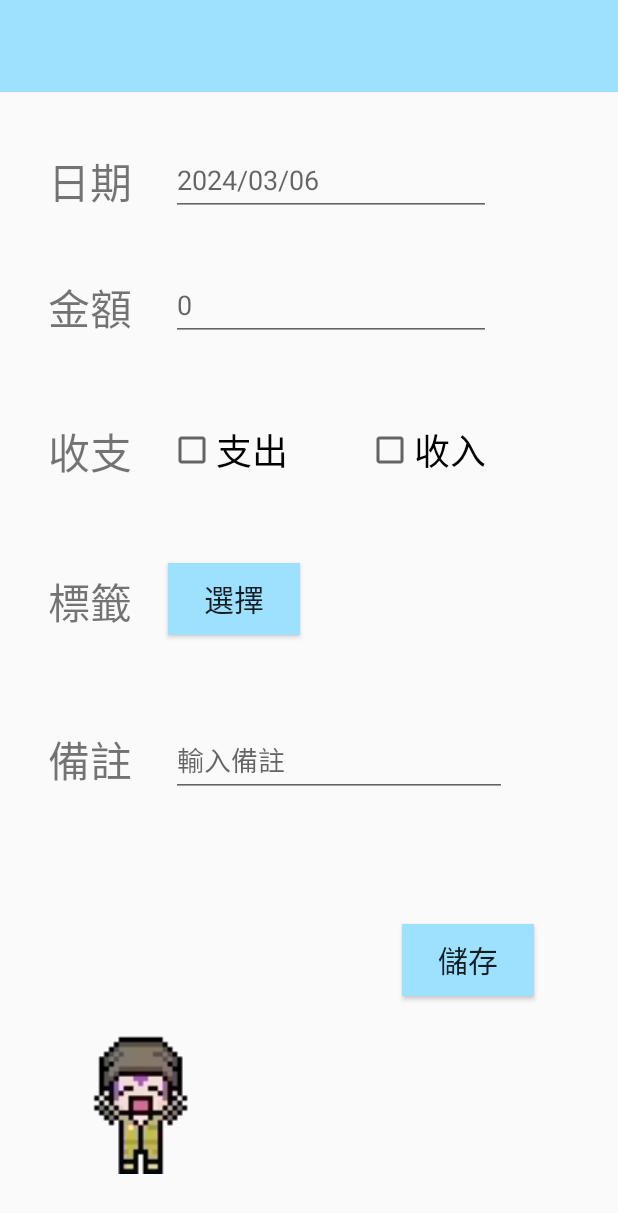
After one commit to yukiyuki333/SoudaAccountingBook, an Android app: the AddbillFragment screen opened through its navigation route, on a phone screen of 412 x 824 dp. The commit adds this screen. Shown: the top 1213 px of the screen. Run offline under Robolectric (Android 15) with nearby library versions, the phone set to English and light mode, and no system bars; our stand-ins replace navigation-ui.

Commit message:
Add setting&Addbill fragment

```diff
--- /dev/null
+++ b/app/src/main/java/com/example/accounting_app/AddbillFragment.java
@@ -0,0 +1,38 @@
+package com.example.accounting_app;
+
+import android.support.v4.app.Fragment;
+import android.os.Bundle;
+import android.support.annotation.NonNull;
+import android.support.v4.app.Fragment;
+import android.view.LayoutInflater;
+import android.view.View;
+import android.view.ViewGroup;
+
+import com.example.accounting_app.databinding.FragmentAddbillBinding;
+import com.example.accounting_app.databinding.FragmentThirdBinding;
+
+public class AddbillFragment extends Fragment {
+    private FragmentAddbillBinding binding;
+    @Override
+    public View onCreateView(
+            LayoutInflater inflater, ViewGroup container,
+            Bundle savedInstanceState
+    ) {
+
+        binding = FragmentAddbillBinding.inflate(inflater,container,false);
+        return binding.getRoot();
+
+    }
+
+    public void onViewCreated(@NonNull View view, Bundle savedInstanceState) {
+        super.onViewCreated(view, savedInstanceState);
+
+
+    }
+
+    @Override
+    public void onDestroyView() {
+        super.onDestroyView();
+        binding = null;
+    }
+}
--- a/app/src/main/java/com/example/accounting_app/FirstFragment.java
+++ b/app/src/main/java/com/example/accounting_app/FirstFragment.java
@@ -49,6 +49,24 @@ public class FirstFragment extends Fragment { //////////////////////
             }
         });
 
+        //按下 setting 切換介面
+        binding.setting.setOnClickListener(new View.OnClickListener() {
+            @Override
+            public void onClick(View view) {
+                NavHostFragment.findNavController(FirstFragment.this)
+                        .navigate(R.id.action_FirstFragment_to_SettingFragment);////////////////////////////////////
+            }
+        });
+
+        //按下 addbill 切換介面
+        binding.AddBill.setOnClickListener(new View.OnClickListener() {
+            @Override
+            public void onClick(View view) {
+                NavHostFragment.findNavController(FirstFragment.this)
+                        .navigate(R.id.action_FirstFragment_to_AddbillFragment);////////////////////////////////////
+            }
+        });
+
 
     }
 
--- /dev/null
+++ b/app/src/main/res/layout/fragment_addbill.xml
@@ -0,0 +1,180 @@
+<?xml version="1.0" encoding="utf-8"?>
+<android.support.constraint.ConstraintLayout xmlns:android="http://schemas.android.com/apk/res/android"
+    xmlns:app="http://schemas.android.com/apk/res-auto"
+    xmlns:tools="http://schemas.android.com/tools"
+    android:layout_width="match_parent"
+    android:layout_height="match_parent">
+
+    <View
+        android:id="@+id/addbillBack"
+        android:layout_width="wrap_content"
+        android:layout_height="wrap_content"
+        app:layout_constraintStart_toStartOf="parent"
+        app:layout_constraintTop_toTopOf="parent" />
+
+    <View
+        android:id="@+id/view5"
+        android:layout_width="413dp"
+        android:layout_height="61dp"
+        android:background="#9EE1FF"
+        app:layout_constraintEnd_toEndOf="parent"
+        app:layout_constraintStart_toStartOf="parent"
+        app:layout_constraintTop_toTopOf="parent" />
+
+    <TextView
+        android:id="@+id/dateText"
+        android:layout_width="wrap_content"
+        android:layout_height="wrap_content"
+        android:layout_marginStart="32dp"
+        android:layout_marginTop="100dp"
+        android:text="日期"
+        android:textSize="28sp"
+        app:layout_constraintStart_toStartOf="parent"
+        app:layout_constraintTop_toTopOf="parent" />
+
+    <TextView
+        android:id="@+id/howmuch"
+        android:layout_width="wrap_content"
+        android:layout_height="wrap_content"
+        android:layout_marginStart="32dp"
+        android:layout_marginTop="184dp"
+        android:text="金額"
+        android:textSize="28sp"
+        app:layout_constraintStart_toStartOf="parent"
+        app:layout_constraintTop_toTopOf="parent" />
+
+    <TextView
+        android:id="@+id/inORoutcome"
+        android:layout_width="wrap_content"
+        android:layout_height="wrap_content"
+        android:layout_marginStart="32dp"
+        android:layout_marginTop="280dp"
+        android:text="收支"
+        android:textSize="28sp"
+        app:layout_constraintStart_toStartOf="parent"
+        app:layout_constraintTop_toTopOf="parent" />
+
+    <TextView
+        android:id="@+id/tag"
+        android:layout_width="wrap_content"
+        android:layout_height="wrap_content"
+        android:layout_marginStart="32dp"
+        android:layout_marginTop="380dp"
+        android:text="標籤"
+        android:textSize="28sp"
+        app:layout_constraintStart_toStartOf="parent"
+        app:layout_constraintTop_toTopOf="parent" />
+
+    <TextView
+        android:id="@+id/ps"
+        android:layout_width="wrap_content"
+        android:layout_height="wrap_content"
+        android:layout_marginStart="32dp"
+        android:layout_marginTop="485dp"
+        android:text="備註"
+        android:textSize="28sp"
+        app:layout_constraintStart_toStartOf="parent"
+        app:layout_constraintTop_toTopOf="parent" />
+
+    <EditText
+        android:id="@+id/money"
+        android:layout_width="wrap_content"
+        android:layout_height="wrap_content"
+        android:layout_marginStart="114dp"
+        android:layout_marginTop="179dp"
+        android:ems="10"
+        android:hint="0"
+        android:inputType="number"
+        android:minHeight="48dp"
+        app:layout_constraintStart_toStartOf="parent"
+        app:layout_constraintTop_toTopOf="parent" />
+
+    <CheckBox
+        android:id="@+id/outcome"
+        android:layout_width="wrap_content"
+        android:layout_height="wrap_content"
+        android:layout_marginStart="112dp"
+        android:layout_marginTop="276dp"
+        android:minHeight="48dp"
+        android:text="支出"
+        android:textSize="24sp"
+        app:layout_constraintStart_toStartOf="parent"
+        app:layout_constraintTop_toTopOf="parent" />
+
+    <CheckBox
+        android:id="@+id/income"
+        android:layout_width="wrap_content"
+        android:layout_height="wrap_content"
+        android:layout_marginStart="244dp"
+        android:layout_marginTop="276dp"
+        android:minHeight="48dp"
+        android:text="收入"
+        android:textSize="24sp"
+        app:layout_constraintStart_toStartOf="parent"
+        app:layout_constraintTop_toTopOf="parent" />
+
+    <EditText
+        android:id="@+id/date"
+        android:layout_width="wrap_content"
+        android:layout_height="wrap_content"
+        android:layout_marginStart="114dp"
+        android:layout_marginTop="96dp"
+        android:ems="10"
+        android:hint="2024/03/06"
+        android:inputType="date"
+        android:minHeight="48dp"
+        app:layout_constraintStart_toStartOf="parent"
+        app:layout_constraintTop_toTopOf="parent" />
+
+    <android.support.design.widget.TextInputLayout
+        android:id="@+id/inputps"
+        android:layout_width="224dp"
+        android:layout_height="wrap_content"
+        android:layout_marginStart="114dp"
+        android:layout_marginTop="475dp"
+        app:layout_constraintStart_toStartOf="parent"
+        app:layout_constraintTop_toTopOf="parent">
+
+        <android.support.design.widget.TextInputEditText
+            android:id="@+id/inputPS"
+            android:layout_width="match_parent"
+            android:layout_height="wrap_content"
+            android:hint="輸入備註"
+            tools:ignore="TouchTargetSizeCheck" />
+    </android.support.design.widget.TextInputLayout>
+
+    <ImageView
+        android:id="@+id/decorate"
+        android:layout_width="122dp"
+        android:layout_height="113dp"
+        android:layout_marginStart="32dp"
+        android:layout_marginBottom="36dp"
+        app:layout_constraintBottom_toBottomOf="parent"
+        app:layout_constraintStart_toStartOf="parent"
+        app:srcCompat="@drawable/__5_" />
+
+    <Button
+        android:id="@+id/chooseTag"
+        android:layout_width="wrap_content"
+        android:layout_height="wrap_content"
+        android:layout_marginStart="112dp"
+        android:layout_marginTop="375dp"
+        android:background="#9EE1FF"
+        android:text="選擇"
+        android:textSize="20sp"
+        app:layout_constraintStart_toStartOf="parent"
+        app:layout_constraintTop_toTopOf="parent" />
+
+    <Button
+        android:id="@+id/save"
+        android:layout_width="wrap_content"
+        android:layout_height="wrap_content"
+        android:layout_marginStart="268dp"
+        android:layout_marginTop="616dp"
+        android:background="#9EE1FF"
+        android:text="儲存"
+        android:textSize="20sp"
+        app:layout_constraintStart_toStartOf="parent"
+        app:layout_constraintTop_toTopOf="parent" />
+
+</android.support.constraint.ConstraintLayout>
--- a/app/src/main/res/layout/fragment_first.xml
+++ b/app/src/main/res/layout/fragment_first.xml
@@ -7,11 +7,10 @@
     android:clickable="true"
     tools:context=".FirstFragment">
 
-    <TextView
-        android:id="@+id/textview_second"
+    <View
+        android:id="@+id/mainback"
         android:layout_width="wrap_content"
         android:layout_height="wrap_content"
-        app:layout_constraintEnd_toEndOf="parent"
         app:layout_constraintStart_toStartOf="parent"
         app:layout_constraintTop_toTopOf="parent" />
 
--- a/app/src/main/res/navigation/nav_graph.xml
+++ b/app/src/main/res/navigation/nav_graph.xml
@@ -11,31 +11,46 @@
         android:label="@string/first_fragment_label"
         tools:layout="@layout/fragment_first">
         <action
-            android:id="@+id/action_FirstFragment_to_SecondFragment"
-            app:destination="@id/SecondFragment" />
-        <action
             android:id="@+id/action_FirstFragment_to_ThirdFragment"
             app:destination="@id/ThirdFragment" />
+        <action
+            android:id="@+id/action_FirstFragment_to_SettingFragment"
+            app:destination="@id/SettingFragment" />
+        <action
+            android:id="@+id/action_FirstFragment_to_AddbillFragment"
+            app:destination="@id/AddbillFragment" />
     </fragment>
     <fragment
         android:id="@+id/SecondFragment"
         android:name="com.example.accounting_app.SecondFragment"
         android:label="@string/second_fragment_label"
-        tools:layout="@layout/fragment_second">
-        <action
-            android:id="@+id/action_SecondFragment_to_ThirdFragment"
-            app:destination="@id/ThirdFragment" />
-    </fragment>
+        tools:layout="@layout/fragment_second"/>
     <fragment
         android:id="@+id/ThirdFragment"
         android:name="com.example.accounting_app.ThirdFragment"
         android:label="@string/third_fragment_label"
         tools:layout="@layout/fragment_third">
         <action
-            android:id="@+id/action_ThirdFragment_to_SecondFragment"
-            app:destination="@id/SecondFragment" />
-        <action
             android:id="@+id/action_ThirdFragment_to_FirstFragment"
             app:destination="@id/FirstFragment" />
     </fragment>
+    <fragment
+        android:id="@+id/SettingFragment"
+        android:name="com.example.accounting_app.SettingFragment"
+        android:label="@string/setting_fragment_label"
+        tools:layout="@layout/fragment_setting">
+        <action
+            android:id="@+id/action_SettingFragment_to_FirstFragment"
+            app:destination="@id/FirstFragment" />
+    </fragment>
+
+    <fragment
+        android:id="@+id/AddbillFragment"
+        android:name="com.example.accounting_app.AddbillFragment"
+        android:label="@string/addbill_fragment_label"
+        tools:layout="@layout/fragment_addbill">
+        <action
+            android:id="@+id/action_AddbillFragment_to_FirstFragment"
+            app:destination="@id/FirstFragment" />
+    </fragment>
 </navigation>
--- a/app/src/main/res/values/strings.xml
+++ b/app/src/main/res/values/strings.xml
@@ -5,6 +5,8 @@
     <string name="first_fragment_label">First Fragment</string>
     <string name="second_fragment_label">Second Fragment</string>
     <string name="third_fragment_label">Third Fragment</string>
+    <string name="setting_fragment_label">Setting Fragment</string>
+    <string name="addbill_fragment_label">Addbill Fragment</string>
     <string name="next">Next</string>
     <string name="previous">Previous</string>
 
```
Also changed, not shown: app/src/main/java/com/example/accounting_app/SettingFragment.java (added, +35 -0 lines), app/src/main/res/layout/fragment_setting.xml (added, +62 -0 lines).
